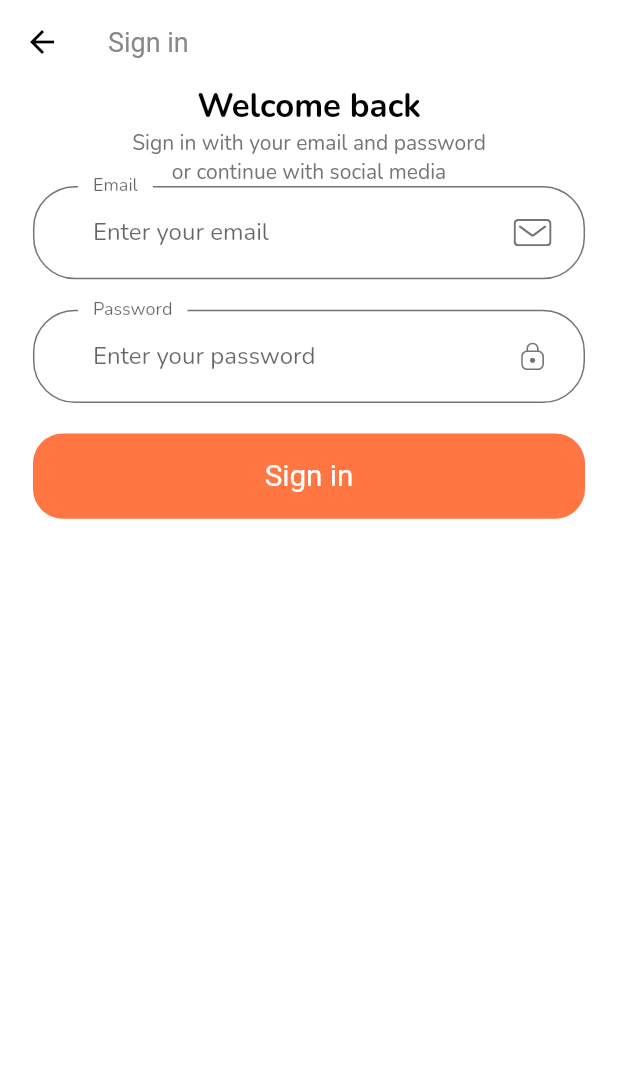
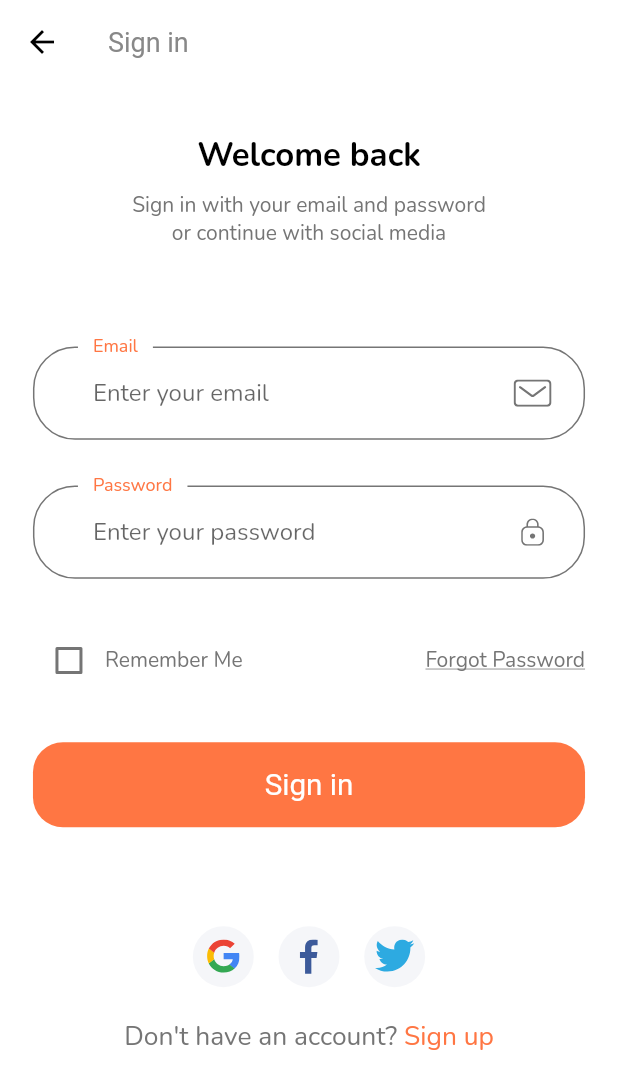
Before and after one commit to mtergel/shop_app_flutter_demo, a Flutter app: the screen it shows after launch, after a tap on "Continue", on a phone screen of 412 x 824 dp. Shown: the top 1089 px of the screen. Run offline on Flutter 3.47's test engine with Material 2 defaults, Android fonts, the phone set to English and light mode, and no system bars; our stand-ins replace flutter_svg.

Commit message:
sign in page, ui

```diff
--- a/lib/constants.dart
+++ b/lib/constants.dart
@@ -1,3 +1,4 @@
+// Flutter imports:
 import 'package:flutter/material.dart';
 
 const kPrimaryColor = Color(0xFFFF7643);
--- a/lib/main.dart
+++ b/lib/main.dart
@@ -1,4 +1,7 @@
+// Flutter imports:
 import 'package:flutter/material.dart';
+
+// Project imports:
 import 'package:shop_app/routes.dart';
 import 'package:shop_app/screens/splash/splash_screen.dart';
 import 'package:shop_app/theme.dart';
--- a/lib/routes.dart
+++ b/lib/routes.dart
@@ -1,4 +1,7 @@
+// Flutter imports:
 import 'package:flutter/widgets.dart';
+
+// Project imports:
 import 'package:shop_app/screens/sign_in/sign_in_screen.dart';
 import 'package:shop_app/screens/splash/splash_screen.dart';
 
--- a/lib/screens/sign_in/sign_in_screen.dart
+++ b/lib/screens/sign_in/sign_in_screen.dart
@@ -1,4 +1,7 @@
+// Flutter imports:
 import 'package:flutter/material.dart';
+
+// Project imports:
 import 'package:shop_app/screens/sign_in/widgets/sign_in_body.dart';
 
 class SignInScreen extends StatelessWidget {
--- a/lib/screens/sign_in/widgets/sign_in_body.dart
+++ b/lib/screens/sign_in/widgets/sign_in_body.dart
@@ -1,11 +1,11 @@
+// Flutter imports:
 import 'package:flutter/material.dart';
-import 'package:flutter/services.dart';
-import 'package:flutter_svg/flutter_svg.dart';
+
+// Project imports:
 import 'package:shop_app/constants.dart';
+import 'package:shop_app/screens/sign_in/widgets/sign_in_form.dart';
 import 'package:shop_app/size_config.dart';
-import 'package:shop_app/widgets/custom_suffix_icon.dart';
-import 'package:shop_app/widgets/default_button.dart';
-import 'package:shop_app/widgets/form_error.dart';
+import 'package:shop_app/widgets/social_button.dart';
 
 class SignInBody extends StatelessWidget {
   @override
@@ -16,8 +16,10 @@ class SignInBody extends StatelessWidget {
         child: Padding(
           padding:
               EdgeInsets.symmetric(horizontal: getProportionateScreenWidth(20)),
+          child: SingleChildScrollView(
             child: Column(
               children: [
+                SizedBox(height: SizeConfig.screenHeight * 0.04),
                 Text(
                   'Welcome back',
                   style: TextStyle(
@@ -25,107 +27,52 @@ class SignInBody extends StatelessWidget {
                       fontSize: getProportionateScreenWidth(20),
                       fontWeight: FontWeight.bold),
                 ),
+                SizedBox(height: getProportionateScreenHeight(8)),
                 const Text(
                     'Sign in with your email and password \nor continue with social media',
                     textAlign: TextAlign.center),
-              Signinform()
+                SizedBox(height: SizeConfig.screenHeight * 0.08),
+                Signinform(),
+                SizedBox(height: SizeConfig.screenHeight * 0.08),
+                Row(
+                  mainAxisAlignment: MainAxisAlignment.center,
+                  children: [
+                    SocialButton(
+                      icon: 'assets/icons/google-icon.svg',
+                      press: () {},
+                    ),
+                    SocialButton(
+                      icon: 'assets/icons/facebook-2.svg',
+                      press: () {},
+                    ),
+                    SocialButton(
+                      icon: 'assets/icons/twitter.svg',
+                      press: () {},
+                    ),
                   ],
+                ),
+                SizedBox(height: getProportionateScreenHeight(20)),
+                Row(
+                  mainAxisAlignment: MainAxisAlignment.center,
+                  children: [
+                    Text(
+                      "Don't have an account? ",
+                      style:
+                          TextStyle(fontSize: getProportionateScreenWidth(16)),
+                    ),
+                    Text(
+                      'Sign up',
+                      style: TextStyle(
+                          fontSize: getProportionateScreenWidth(16),
+                          color: kPrimaryColor),
+                    )
+                  ],
+                )
+              ],
+            ),
           ),
         ),
       ),
     );
   }
 }
-
-class Signinform extends StatefulWidget {
-  @override
-  _SigninformState createState() => _SigninformState();
-}
-
-class _SigninformState extends State<Signinform> {
-  final _formKey = GlobalKey<FormState>();
-  final List<String> errors = [];
-
-  @override
-  Widget build(BuildContext context) {
-    return Form(
-      key: _formKey,
-      child: Column(
-        children: [
-          buildEmailFormField(),
-          SizedBox(height: getProportionateScreenHeight(20)),
-          buildPasswordFormField(),
-          SizedBox(height: getProportionateScreenHeight(20)),
-          FormError(errors: errors),
-          DefaultButton(
-            text: 'Sign in',
-            press: () {
-              if (_formKey.currentState.validate()) {
-                _formKey.currentState.save();
-              }
-            },
-          )
-        ],
-      ),
-    );
-  }
-
-  TextFormField buildPasswordFormField() {
-    return TextFormField(
-      validator: (value) {
-        if (value.isEmpty) {
-          setState(() {
-            errors.add('Please enter your password');
-          });
-        }
-        return null;
-      },
-      obscureText: true,
-      decoration: const InputDecoration(
-          labelText: 'Password',
-          hintText: 'Enter your password',
-          floatingLabelBehavior: FloatingLabelBehavior.always,
-          suffixIcon: CustomSuffixIcon(
-            svgIcon: 'assets/icons/Lock.svg',
-          )),
-    );
-  }
-
-  TextFormField buildEmailFormField() {
-    return TextFormField(
-      keyboardType: TextInputType.emailAddress,
-      onChanged: (value) {
-        if (value.isNotEmpty && errors.contains(kEmailNullError)) {
-          setState(() {
-            errors.remove(kEmailNullError);
-          });
-        } else if (emailValidatorRegExp.hasMatch(value) &&
-            errors.contains(kInvalidEmailError)) {
-          setState(() {
-            errors.remove(kInvalidEmailError);
-          });
-        }
-      },
-      validator: (value) {
-        if (value.isEmpty && !errors.contains(kEmailNullError)) {
-          setState(() {
-            errors.add(kEmailNullError);
-          });
-        } else if (!emailValidatorRegExp.hasMatch(value) &&
-            !errors.contains(kInvalidEmailError)) {
-          setState(() {
-            errors.add(kInvalidEmailError);
-          });
-        }
-        return null;
-      },
-      decoration: const InputDecoration(
-          labelText: 'Email',
-          hintText: 'Enter your email',
-          floatingLabelBehavior: FloatingLabelBehavior.always,
-          suffixIcon: CustomSuffixIcon(
-            svgIcon: 'assets/icons/Mail.svg',
-          )),
-    );
-  }
-}
--- /dev/null
+++ b/lib/screens/sign_in/widgets/sign_in_form.dart
@@ -0,0 +1,143 @@
+// Flutter imports:
+import 'package:flutter/material.dart';
+
+// Project imports:
+import 'package:shop_app/constants.dart';
+import 'package:shop_app/size_config.dart';
+import 'package:shop_app/widgets/custom_suffix_icon.dart';
+import 'package:shop_app/widgets/default_button.dart';
+import 'package:shop_app/widgets/form_error.dart';
+
+class Signinform extends StatefulWidget {
+  @override
+  _SigninformState createState() => _SigninformState();
+}
+
+class _SigninformState extends State<Signinform> {
+  final _formKey = GlobalKey<FormState>();
+  String email;
+  String password;
+  bool remember = false;
+  final List<String> errors = [];
+
+  @override
+  Widget build(BuildContext context) {
+    return Form(
+      key: _formKey,
+      child: Column(
+        children: [
+          buildEmailFormField(),
+          SizedBox(height: getProportionateScreenHeight(30)),
+          buildPasswordFormField(),
+          SizedBox(height: getProportionateScreenHeight(30)),
+          Row(
+            children: [
+              Checkbox(
+                  value: remember,
+                  activeColor: kPrimaryColor,
+                  onChanged: (checkValue) {
+                    setState(() {
+                      remember = checkValue;
+                    });
+                  }),
+              const Text('Remember Me'),
+              const Spacer(),
+              const Text('Forgot Password',
+                  style: TextStyle(decoration: TextDecoration.underline))
+            ],
+          ),
+          FormError(errors: errors),
+          SizedBox(height: getProportionateScreenHeight(30)),
+          DefaultButton(
+            text: 'Sign in',
+            press: () {
+              if (_formKey.currentState.validate()) {
+                _formKey.currentState.save();
+              }
+            },
+          )
+        ],
+      ),
+    );
+  }
+
+  TextFormField buildPasswordFormField() {
+    return TextFormField(
+      onSaved: (newValue) => password = newValue,
+      onChanged: (value) {
+        if (value.isNotEmpty && errors.contains(kPassNullError)) {
+          setState(() {
+            errors.remove(kPassNullError);
+          });
+        } else if (value.length >= 8 && errors.contains(kShortPassError)) {
+          setState(() {
+            errors.remove(kShortPassError);
+          });
+        }
+        return null;
+      },
+      validator: (value) {
+        if (value.isEmpty && !errors.contains(kPassNullError)) {
+          setState(() {
+            errors.add(kPassNullError);
+          });
+        } else if (value.length < 8 && !errors.contains(kShortPassError)) {
+          setState(() {
+            errors.add(kShortPassError);
+          });
+        }
+        return null;
+      },
+      obscureText: true,
+      decoration: const InputDecoration(
+          labelText: 'Password',
+          labelStyle: TextStyle(color: kPrimaryColor),
+          hintText: 'Enter your password',
+          floatingLabelBehavior: FloatingLabelBehavior.always,
+          suffixIcon: CustomSuffixIcon(
+            svgIcon: 'assets/icons/Lock.svg',
+          )),
+    );
+  }
+
+  TextFormField buildEmailFormField() {
+    return TextFormField(
+      keyboardType: TextInputType.emailAddress,
+      onSaved: (newValue) => email = newValue,
+      onChanged: (value) {
+        if (value.isNotEmpty && errors.contains(kEmailNullError)) {
+          setState(() {
+            errors.remove(kEmailNullError);
+          });
+        } else if (emailValidatorRegExp.hasMatch(value) &&
+            errors.contains(kInvalidEmailError)) {
+          setState(() {
+            errors.remove(kInvalidEmailError);
+          });
+        }
+        return null;
+      },
+      validator: (value) {
+        if (value.isEmpty && !errors.contains(kEmailNullError)) {
+          setState(() {
+            errors.add(kEmailNullError);
+          });
+        } else if (!emailValidatorRegExp.hasMatch(value) &&
+            !errors.contains(kInvalidEmailError)) {
+          setState(() {
+            errors.add(kInvalidEmailError);
+          });
+        }
+        return null;
+      },
+      decoration: const InputDecoration(
+          labelText: 'Email',
+          labelStyle: TextStyle(color: kPrimaryColor),
+          hintText: 'Enter your email',
+          floatingLabelBehavior: FloatingLabelBehavior.always,
+          suffixIcon: CustomSuffixIcon(
+            svgIcon: 'assets/icons/Mail.svg',
+          )),
+    );
+  }
+}
--- a/lib/screens/splash/splash_screen.dart
+++ b/lib/screens/splash/splash_screen.dart
@@ -1,4 +1,7 @@
+// Flutter imports:
 import 'package:flutter/material.dart';
+
+// Project imports:
 import 'package:shop_app/screens/splash/widgets/body.dart';
 import 'package:shop_app/size_config.dart';
 
--- a/lib/screens/splash/widgets/body.dart
+++ b/lib/screens/splash/widgets/body.dart
@@ -1,4 +1,7 @@
+// Flutter imports:
 import 'package:flutter/material.dart';
+
+// Project imports:
 import 'package:shop_app/constants.dart';
 import 'package:shop_app/screens/sign_in/sign_in_screen.dart';
 import 'package:shop_app/screens/splash/widgets/splash_content.dart';
--- a/lib/screens/splash/widgets/splash_content.dart
+++ b/lib/screens/splash/widgets/splash_content.dart
@@ -1,4 +1,7 @@
+// Flutter imports:
 import 'package:flutter/material.dart';
+
+// Project imports:
 import 'package:shop_app/constants.dart';
 import 'package:shop_app/size_config.dart';
 
--- a/lib/size_config.dart
+++ b/lib/size_config.dart
@@ -1,3 +1,4 @@
+// Flutter imports:
 import 'package:flutter/material.dart';
 
 class SizeConfig {
--- a/lib/theme.dart
+++ b/lib/theme.dart
@@ -1,4 +1,7 @@
+// Flutter imports:
 import 'package:flutter/material.dart';
+
+// Project imports:
 import 'package:shop_app/constants.dart';
 
 ThemeData theme() {
--- a/lib/widgets/custom_suffix_icon.dart
+++ b/lib/widgets/custom_suffix_icon.dart
@@ -1,5 +1,10 @@
+// Flutter imports:
 import 'package:flutter/material.dart';
+
+// Package imports:
 import 'package:flutter_svg/flutter_svg.dart';
+
+// Project imports:
 import 'package:shop_app/size_config.dart';
 
 class CustomSuffixIcon extends StatelessWidget {
--- a/lib/widgets/default_button.dart
+++ b/lib/widgets/default_button.dart
@@ -1,4 +1,7 @@
+// Flutter imports:
 import 'package:flutter/material.dart';
+
+// Project imports:
 import 'package:shop_app/constants.dart';
 import 'package:shop_app/size_config.dart';
 
--- a/lib/widgets/form_error.dart
+++ b/lib/widgets/form_error.dart
@@ -1,5 +1,10 @@
+// Flutter imports:
 import 'package:flutter/material.dart';
+
+// Package imports:
 import 'package:flutter_svg/flutter_svg.dart';
+
+// Project imports:
 import 'package:shop_app/size_config.dart';
 
 class FormError extends StatelessWidget {
--- /dev/null
+++ b/lib/widgets/social_button.dart
@@ -0,0 +1,36 @@
+// Flutter imports:
+import 'package:flutter/material.dart';
+
+// Package imports:
+import 'package:flutter_svg/flutter_svg.dart';
+
+// Project imports:
+import 'package:shop_app/size_config.dart';
+
+class SocialButton extends StatelessWidget {
+  const SocialButton({
+    Key key,
+    this.icon,
+    this.press,
+  }) : super(key: key);
+
+  final String icon;
+  final void Function() press;
+
+  @override
+  Widget build(BuildContext context) {
+    return GestureDetector(
+      onTap: press,
+      child: Container(
+        margin:
+            EdgeInsets.symmetric(horizontal: getProportionateScreenWidth(6)),
+        padding: EdgeInsets.all(getProportionateScreenWidth(8)),
+        height: getProportionateScreenHeight(40),
+        width: getProportionateScreenWidth(40),
+        decoration: const BoxDecoration(
+            color: Color(0xFFF5F6F9), shape: BoxShape.circle),
+        child: SvgPicture.asset(icon),
+      ),
+    );
+  }
+}
```
Also changed, not shown: pubspec.yaml (+3 -4 lines), pubspec.lock, 1 other file. Lines whose indentation alone changed are shown as unchanged.
